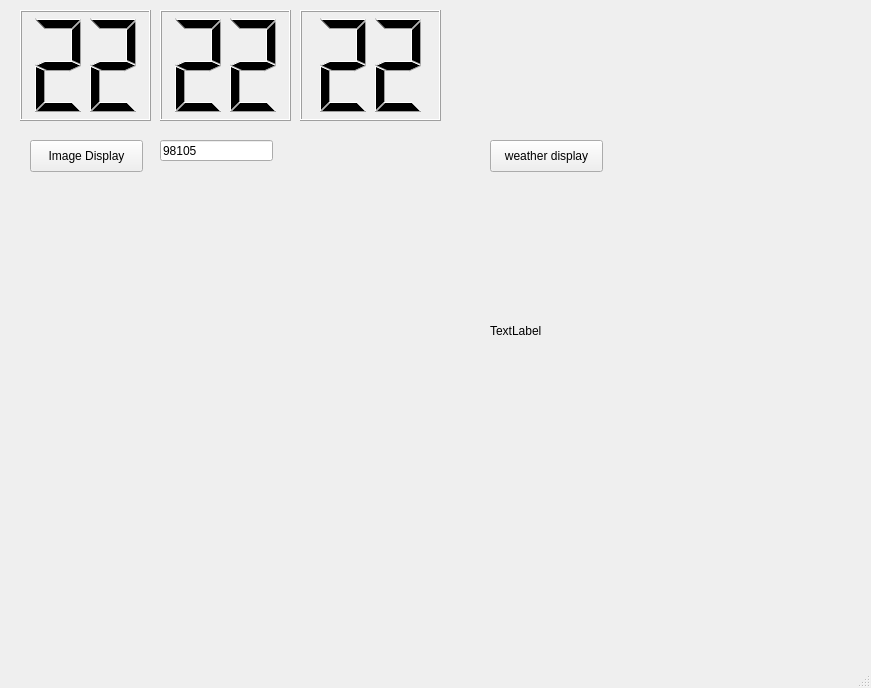
Old version of the form MultiFunctionalDashboard/mainwindow.ui in the repository Nathan-lee-8/LabFour.
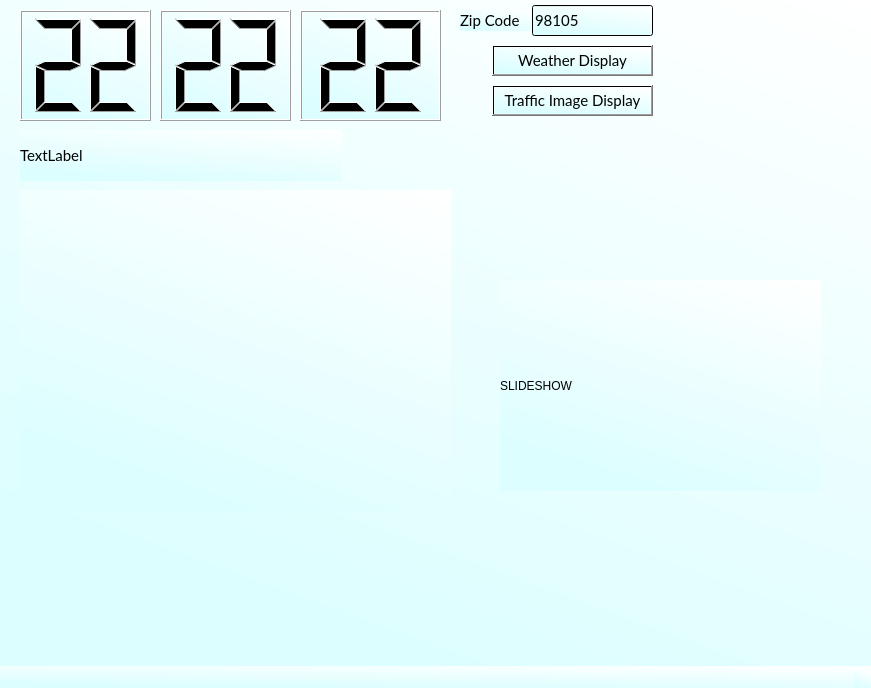
New version of the form.

The edit to the form file:
```diff
--- a/MultiFunctionalDashboard/mainwindow.ui
+++ b/MultiFunctionalDashboard/mainwindow.ui
@@ -13,6 +13,9 @@
   <property name="windowTitle">
    <string>MainWindow</string>
   </property>
+  <property name="styleSheet">
+   <string notr="true">background-color: qlineargradient(spread:pad, x1:0.522472, y1:1, x2:1, y2:0, stop:0 rgba(221, 254, 255, 255), stop:1 rgba(255, 255, 255, 255));</string>
+  </property>
   <widget class="QWidget" name="centralwidget">
    <widget class="QLCDNumber" name="hourValue">
     <property name="geometry">
@@ -23,6 +26,12 @@
       <height>111</height>
      </rect>
     </property>
+    <property name="font">
+     <font>
+      <family>Lato</family>
+      <pointsize>11</pointsize>
+     </font>
+    </property>
     <property name="digitCount">
      <number>2</number>
     </property>
@@ -42,6 +51,12 @@
       <height>111</height>
      </rect>
     </property>
+    <property name="font">
+     <font>
+      <family>Lato</family>
+      <pointsize>11</pointsize>
+     </font>
+    </property>
     <property name="digitCount">
      <number>2</number>
     </property>
@@ -61,6 +76,12 @@
       <height>111</height>
      </rect>
     </property>
+    <property name="font">
+     <font>
+      <family>Lato</family>
+      <pointsize>11</pointsize>
+     </font>
+    </property>
     <property name="digitCount">
      <number>2</number>
     </property>
@@ -74,25 +95,37 @@
    <widget class="QPushButton" name="imageDisplay">
     <property name="geometry">
      <rect>
-      <x>30</x>
-      <y>140</y>
-      <width>113</width>
-      <height>32</height>
+      <x>492</x>
+      <y>85</y>
+      <width>161</width>
+      <height>31</height>
      </rect>
     </property>
+    <property name="font">
+     <font>
+      <family>Lato</family>
+      <pointsize>11</pointsize>
+     </font>
+    </property>
     <property name="text">
-     <string>Image Display</string>
+     <string>Traffic Image Display</string>
     </property>
    </widget>
    <widget class="QLabel" name="imageLabel">
     <property name="geometry">
      <rect>
       <x>20</x>
-      <y>170</y>
+      <y>190</y>
       <width>431</width>
       <height>321</height>
      </rect>
     </property>
+    <property name="font">
+     <font>
+      <family>Lato</family>
+      <pointsize>11</pointsize>
+     </font>
+    </property>
     <property name="text">
      <string/>
     </property>
@@ -100,12 +133,18 @@
    <widget class="QLineEdit" name="zipCodeEdit">
     <property name="geometry">
      <rect>
-      <x>160</x>
-      <y>140</y>
-      <width>113</width>
-      <height>21</height>
+      <x>532</x>
+      <y>5</y>
+      <width>121</width>
+      <height>31</height>
      </rect>
     </property>
+    <property name="font">
+     <font>
+      <family>Lato</family>
+      <pointsize>11</pointsize>
+     </font>
+    </property>
     <property name="text">
      <string>98105</string>
     </property>
@@ -113,29 +152,73 @@
    <widget class="QPushButton" name="weatherDisplay">
     <property name="geometry">
      <rect>
-      <x>490</x>
-      <y>140</y>
-      <width>113</width>
-      <height>32</height>
+      <x>492</x>
+      <y>45</y>
+      <width>161</width>
+      <height>31</height>
      </rect>
     </property>
+    <property name="font">
+     <font>
+      <family>Lato</family>
+      <pointsize>11</pointsize>
+     </font>
+    </property>
     <property name="text">
-     <string>weather display</string>
+     <string>Weather Display</string>
     </property>
    </widget>
    <widget class="QLabel" name="weatherLabel">
     <property name="geometry">
      <rect>
-      <x>490</x>
-      <y>190</y>
-      <width>331</width>
-      <height>281</height>
+      <x>20</x>
+      <y>130</y>
+      <width>321</width>
+      <height>51</height>
      </rect>
     </property>
+    <property name="font">
+     <font>
+      <family>Lato</family>
+      <pointsize>11</pointsize>
+     </font>
+    </property>
     <property name="text">
      <string>TextLabel</string>
     </property>
    </widget>
+   <widget class="QLabel" name="zipcode_label">
+    <property name="geometry">
+     <rect>
+      <x>460</x>
+      <y>10</y>
+      <width>71</width>
+      <height>21</height>
+     </rect>
+    </property>
+    <property name="font">
+     <font>
+      <family>Lato</family>
+      <pointsize>11</pointsize>
+     </font>
+    </property>
+    <property name="text">
+     <string>Zip Code</string>
+    </property>
+   </widget>
+   <widget class="QLabel" name="slideshow_images">
+    <property name="geometry">
+     <rect>
+      <x>500</x>
+      <y>280</y>
+      <width>321</width>
+      <height>211</height>
+     </rect>
+    </property>
+    <property name="text">
+     <string>SLIDESHOW</string>
+    </property>
+   </widget>
   </widget>
   <widget class="QMenuBar" name="menubar">
    <property name="geometry">
```
Left out of the diff: 2 changed lines with no effect on the pictures.
